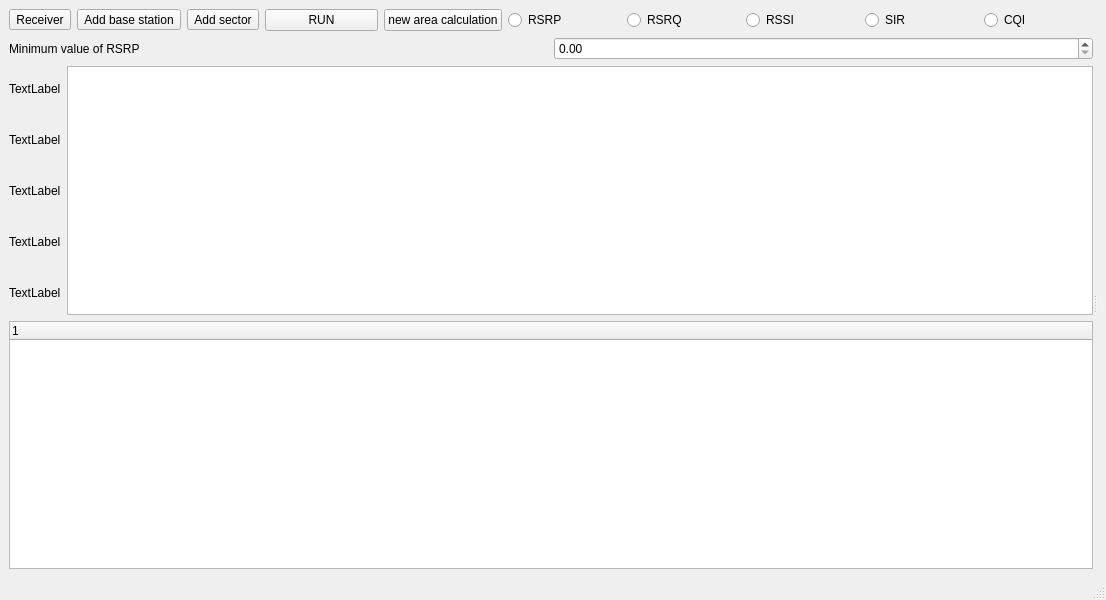
Before: the Qt Designer form mainwindowTMP.ui in danielScLima/RSRPCalclulator, drawn with Qt 5.
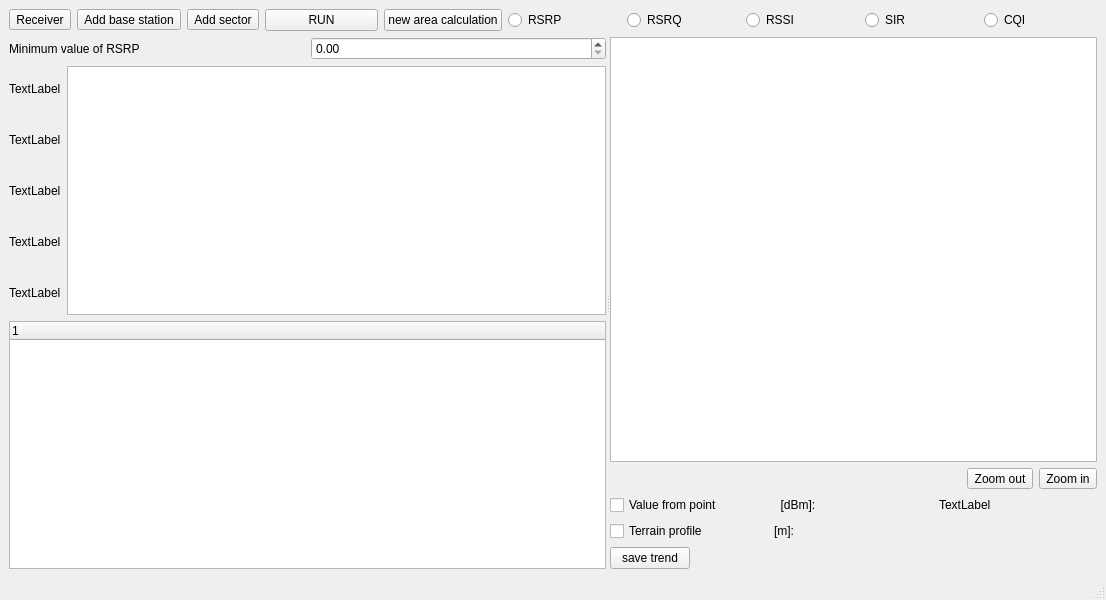
After: the same form once the commit is applied.

The edit to the form file:
```diff
--- a/mainwindowTMP.ui
+++ b/mainwindowTMP.ui
@@ -176,7 +176,120 @@
        </layout>
       </widget>
       <widget class="QWidget" name="verticalLayoutWidget_2">
-       <layout class="QVBoxLayout" name="verticalLayout_3"/>
+       <layout class="QVBoxLayout" name="verticalLayout_3">
+        <item>
+         <layout class="QHBoxLayout" name="horizontalLayoutE_2">
+          <item>
+           <widget class="QGraphicsView" name="mapGraphicsView"/>
+          </item>
+         </layout>
+        </item>
+        <item>
+         <layout class="QHBoxLayout" name="horizontalLayoutA_2">
+          <item>
+           <spacer name="horizontalSpacer">
+            <property name="orientation">
+             <enum>Qt::Orientation::Horizontal</enum>
+            </property>
+            <property name="sizeHint" stdset="0">
+             <size>
+              <width>40</width>
+              <height>20</height>
+             </size>
+            </property>
+           </spacer>
+          </item>
+          <item>
+           <widget class="QToolButton" name="zoomOutButton">
+            <property name="text">
+             <string>Zoom out</string>
+            </property>
+           </widget>
+          </item>
+          <item>
+           <widget class="QToolButton" name="zoomInButton">
+            <property name="text">
+             <string>Zoom in</string>
+            </property>
+           </widget>
+          </item>
+         </layout>
+        </item>
+        <item>
+         <layout class="QHBoxLayout" name="horizontalLayoutB_2">
+          <item>
+           <widget class="QCheckBox" name="checkBox">
+            <property name="text">
+             <string>Value from point</string>
+            </property>
+           </widget>
+          </item>
+          <item>
+           <widget class="QLabel" name="labelValueS">
+            <property name="text">
+             <string>  [dBm]:  </string>
+            </property>
+           </widget>
+          </item>
+          <item>
+           <widget class="QLabel" name="valueLabel">
+            <property name="text">
+             <string>TextLabel</string>
+            </property>
+           </widget>
+          </item>
+         </layout>
+        </item>
+        <item>
+         <layout class="QHBoxLayout" name="horizontalLayoutC_2">
+          <item>
+           <widget class="QCheckBox" name="terrainCheckBox">
+            <property name="text">
+             <string>Terrain profile</string>
+            </property>
+           </widget>
+          </item>
+          <item>
+           <widget class="QLabel" name="label_3">
+            <property name="text">
+             <string>[m]:  </string>
+            </property>
+           </widget>
+          </item>
+          <item>
+           <widget class="QLabel" name="terrainLabel">
+            <property name="text">
+             <string/>
+            </property>
+           </widget>
+          </item>
+         </layout>
+        </item>
+        <item>
+         <layout class="QHBoxLayout" name="horizontalLayoutD_2">
+          <item>
+           <widget class="QPushButton" name="terrainPushButton">
+            <property name="text">
+             <string>save trend</string>
+            </property>
+           </widget>
+          </item>
+          <item>
+           <spacer name="horizontalSpacer_2">
+            <property name="orientation">
+             <enum>Qt::Orientation::Horizontal</enum>
+            </property>
+            <property name="sizeHint" stdset="0">
+             <size>
+              <width>40</width>
+              <height>20</height>
+             </size>
+            </property>
+           </spacer>
+          </item>
+         </layout>
+        </item>
+       </layout>
       </widget>
      </widget>
     </item>
```
